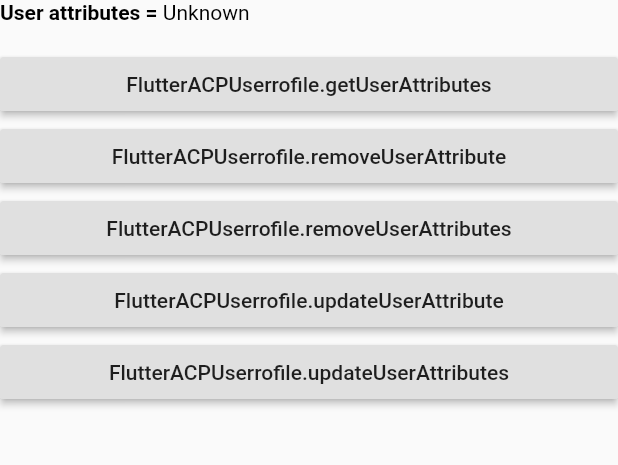
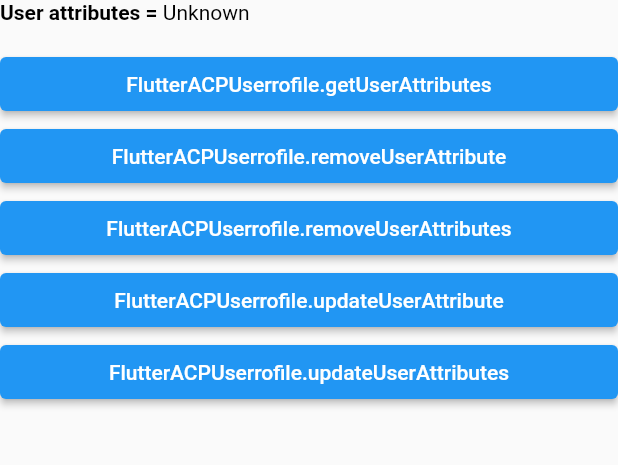
Before and after one commit to adobe/flutter-acpuserprofile, a Flutter app: the screen it shows after launch, after a tap on "FlutterACPUserrofile.getUserAttributes", on a phone screen of 412 x 824 dp, the part 480-945 px from its top. Run offline on Flutter 3.47's test engine with Material 2 defaults, Android fonts, the phone set to English and light mode, and no system bars.

```diff
--- a/example/lib/main.dart
+++ b/example/lib/main.dart
@@ -1,8 +1,7 @@
+import 'dart:async';
 import 'dart:developer';
 
 import 'package:flutter/material.dart';
-import 'dart:async';
-
 import 'package:flutter/services.dart';
 import 'package:flutter_acpuserprofile/flutter_acpuserprofile.dart';
 
@@ -47,7 +46,10 @@ class _MyAppState extends State<MyApp> {
     String result = "";
 
     try {
-      result = await FlutterACPUserProfile.getUserAttributes(["attrNameTest", "mapKey"]);
+      result = await FlutterACPUserProfile.getUserAttributes([
+        "attrNameTest",
+        "mapKey",
+      ]);
     } on PlatformException {
       log("Failed to get the user attributes");
     }
@@ -86,36 +88,34 @@ class _MyAppState extends State<MyApp> {
           ),
           body: Center(
             child: ListView(shrinkWrap: true, children: <Widget>[
-            getRichText('ACPUserProfile extension version: ',
-                '$_extensionVersion\n'),
+              getRichText(
+                  'ACPUserProfile extension version: ', '$_extensionVersion\n'),
               getRichText('User attributes = ', '$_userAttr\n'),
-            RaisedButton(
+              ElevatedButton(
                   child: Text("FlutterACPUserrofile.getUserAttributes"),
-              onPressed: () => getUserAttrs()
-            ),
-            RaisedButton(
+                  onPressed: () => getUserAttrs()),
+              ElevatedButton(
                 child: Text("FlutterACPUserrofile.removeUserAttribute"),
                 onPressed: () =>
                     FlutterACPUserProfile.removeUserAttribute("attrNameTest"),
               ),
-            RaisedButton(
+              ElevatedButton(
                 child: Text("FlutterACPUserrofile.removeUserAttributes"),
-              onPressed: () =>
-                  FlutterACPUserProfile.removeUserAttributes(["attrNameTest", "mapKey"]),
+                onPressed: () => FlutterACPUserProfile.removeUserAttributes(
+                    ["attrNameTest", "mapKey"]),
               ),
-            RaisedButton(
+              ElevatedButton(
                 child: Text("FlutterACPUserrofile.updateUserAttribute"),
-              onPressed: () =>
-                  FlutterACPUserProfile.updateUserAttribute("attrNameTest", "attrValueTest"),
+                onPressed: () => FlutterACPUserProfile.updateUserAttribute(
+                    "attrNameTest", "attrValueTest"),
               ),
-            RaisedButton(
+              ElevatedButton(
                 child: Text("FlutterACPUserrofile.updateUserAttributes"),
-              onPressed: () =>
-                  FlutterACPUserProfile.updateUserAttributes({"mapKey": "mapValue", "mapKey1": "mapValue1"}),
+                onPressed: () => FlutterACPUserProfile.updateUserAttributes(
+                    {"mapKey": "mapValue", "mapKey1": "mapValue1"}),
               ),
             ]),
-        )
-      ),
+          )),
     );
   }
 }
--- a/lib/flutter_acpuserprofile.dart
+++ b/lib/flutter_acpuserprofile.dart
@@ -19,34 +19,34 @@ class FlutterACPUserProfile {
       const MethodChannel('flutter_acpuserprofile');
 
   /// Gets the current User Profile extension version.
-  static Future<String> get extensionVersion async {
-    final String version = await _channel.invokeMethod('extensionVersion');
-    return version;
-  }
+  static Future<String> get extensionVersion =>
+      _channel.invokeMethod<String>('extensionVersion').then((value) => value!);
 
   /// Gets the current User Profile extension version.
-  static Future<String> getUserAttributes(List<String> attributeKeys) async {
-    final String userAttributes = await _channel.invokeMethod('getUserAttributes', attributeKeys ?? "");
-    return userAttributes;
-  }
+  static Future<String> getUserAttributes(List<String> attributeKeys) =>
+      _channel
+          .invokeMethod<String>('getUserAttributes', attributeKeys)
+          .then((value) => value!);
 
   /// UserProfile API to remove the given attribute name
-  static Future<void> removeUserAttribute(String attributeName) async {
-    await _channel.invokeMethod<void>('removeUserAttribute', attributeName ?? "");
-  }
+  static Future<void> removeUserAttribute(String attributeName) =>
+      _channel.invokeMethod<void>('removeUserAttribute', attributeName);
 
   /// UserProfile API to remove the given attribute name
-  static Future<void> removeUserAttributes(List<String> attributeName) async {
-    await _channel.invokeMethod<void>('removeUserAttributes', attributeName ?? "");
-  }
+  static Future<void> removeUserAttributes(List<String> attributeName) =>
+      _channel.invokeMethod<void>('removeUserAttributes', attributeName);
 
   /// UserProfile API to set user profile attributes keys and values.
-  static Future<void> updateUserAttribute(String attributeName, String attributeValue) async {
-    await _channel.invokeMethod<void>('updateUserAttribute', {"attributeName" : attributeName ?? "", "attributeValue" : attributeValue ?? ""});
-  }
+  static Future<void> updateUserAttribute(
+    String attributeName,
+    String attributeValue,
+  ) =>
+      _channel.invokeMethod<void>('updateUserAttribute', {
+        "attributeName": attributeName,
+        "attributeValue": attributeValue,
+      });
 
   /// UserProfile API to set user profile attributes keys and values.
-  static Future<void> updateUserAttributes(Map<String, Object> attributeMap) async {
-    await _channel.invokeMethod<void>('updateUserAttributes', attributeMap ?? {});
-  }
+  static Future<void> updateUserAttributes(Map<String, Object> attributeMap) =>
+      _channel.invokeMethod<void>('updateUserAttributes', attributeMap);
 }
```
Also changed, not shown: example/pubspec.yaml (+8 -1 lines), pubspec.yaml (+10 -4 lines), example/pubspec.lock, pubspec.lock, 18 other files. Lines whose indentation alone changed are shown as unchanged.
